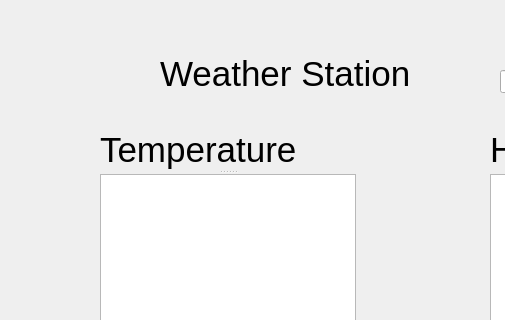
Old version of the form weather_station.ui in the repository mjhsoet/QtApp; both pictures show x 0 to 505 and y 0 to 320 of the 875 by 567 pixel window.
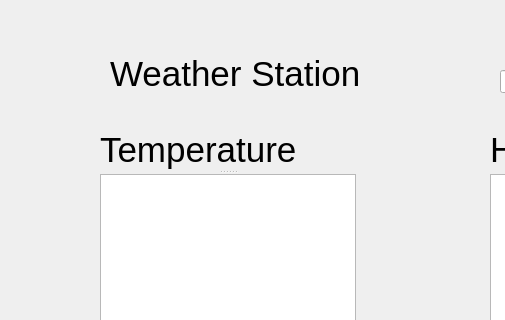
New version of the form.

Diff of the .ui file:
```diff
--- a/weather_station.ui
+++ b/weather_station.ui
@@ -16,9 +16,9 @@
   <widget class="QLabel" name="Weather_station">
    <property name="geometry">
     <rect>
-     <x>160</x>
+     <x>110</x>
      <y>50</y>
-     <width>256</width>
+     <width>311</width>
      <height>48</height>
     </rect>
    </property>
```
Left out of the diff: 8 changed lines with no effect on the pictures.
